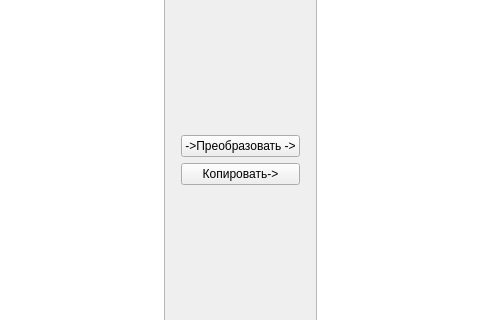
Old version of the form main.ui in the repository Vangerher/BibTeX-to-GOST; both pictures show x 162 to 642 and y 134 to 454 of the 804 by 610 pixel window.
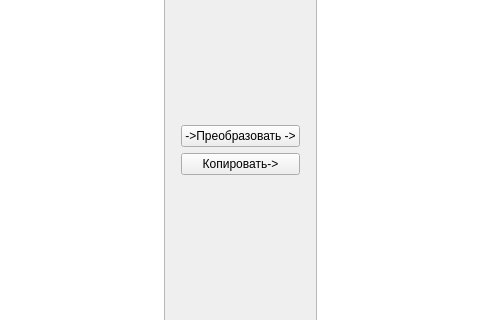
New version of the form.

Patch:
```diff
--- a/main.ui
+++ b/main.ui
@@ -53,6 +53,13 @@
         </property>
        </widget>
       </item>
+      <item>
+       <widget class="QLabel" name="label">
+        <property name="text">
+         <string/>
+        </property>
+       </widget>
+      </item>
       <item>
        <spacer name="verticalSpacer_2">
         <property name="orientation">
```
